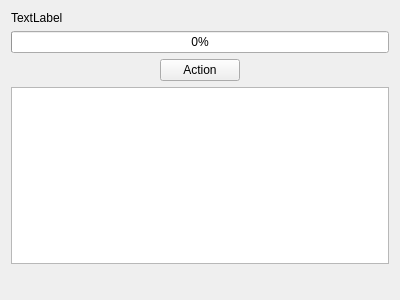
Old version of the form CustomAction/qcustomaction.ui in the repository pr4u4t/automatron3000.
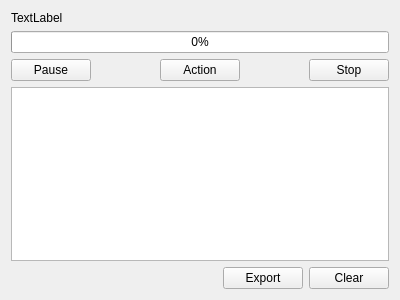
New version of the form. Custom widgets are drawn as their Qt base class.

```diff
--- a/CustomAction/qcustomaction.ui
+++ b/CustomAction/qcustomaction.ui
@@ -33,6 +33,13 @@
    </item>
    <item>
     <layout class="QHBoxLayout" name="horizontalLayout">
+     <item>
+      <widget class="QPushButton" name="pauseButton">
+       <property name="text">
+        <string>Pause</string>
+       </property>
+      </widget>
+     </item>
      <item>
       <spacer name="horizontalSpacer_2">
        <property name="orientation">
@@ -66,23 +73,48 @@
        </property>
       </spacer>
      </item>
+     <item>
+      <widget class="QPushButton" name="stopButton">
+       <property name="text">
+        <string>Stop</string>
+       </property>
+      </widget>
+     </item>
     </layout>
    </item>
    <item>
     <widget class="QTextEdit" name="textEdit"/>
    </item>
    <item>
-    <spacer name="verticalSpacer">
+    <layout class="QHBoxLayout" name="horizontalLayout_2">
+     <item>
+      <spacer name="horizontalSpacer_3">
      <property name="orientation">
-      <enum>Qt::Vertical</enum>
+        <enum>Qt::Orientation::Horizontal</enum>
      </property>
      <property name="sizeHint" stdset="0">
       <size>
-       <width>20</width>
-       <height>40</height>
+         <width>40</width>
+         <height>20</height>
       </size>
      </property>
     </spacer>
+     </item>
+     <item>
+      <widget class="QPushButton" name="exportButton">
+       <property name="text">
+        <string>Export</string>
+       </property>
+      </widget>
+     </item>
+     <item>
+      <widget class="QPushButton" name="clearButton">
+       <property name="text">
+        <string>Clear</string>
+       </property>
+      </widget>
+     </item>
+    </layout>
    </item>
   </layout>
  </widget>
```
Left out of the diff: 6 changed lines with no effect on the pictures. Lines whose indentation alone changed are shown as unchanged.
